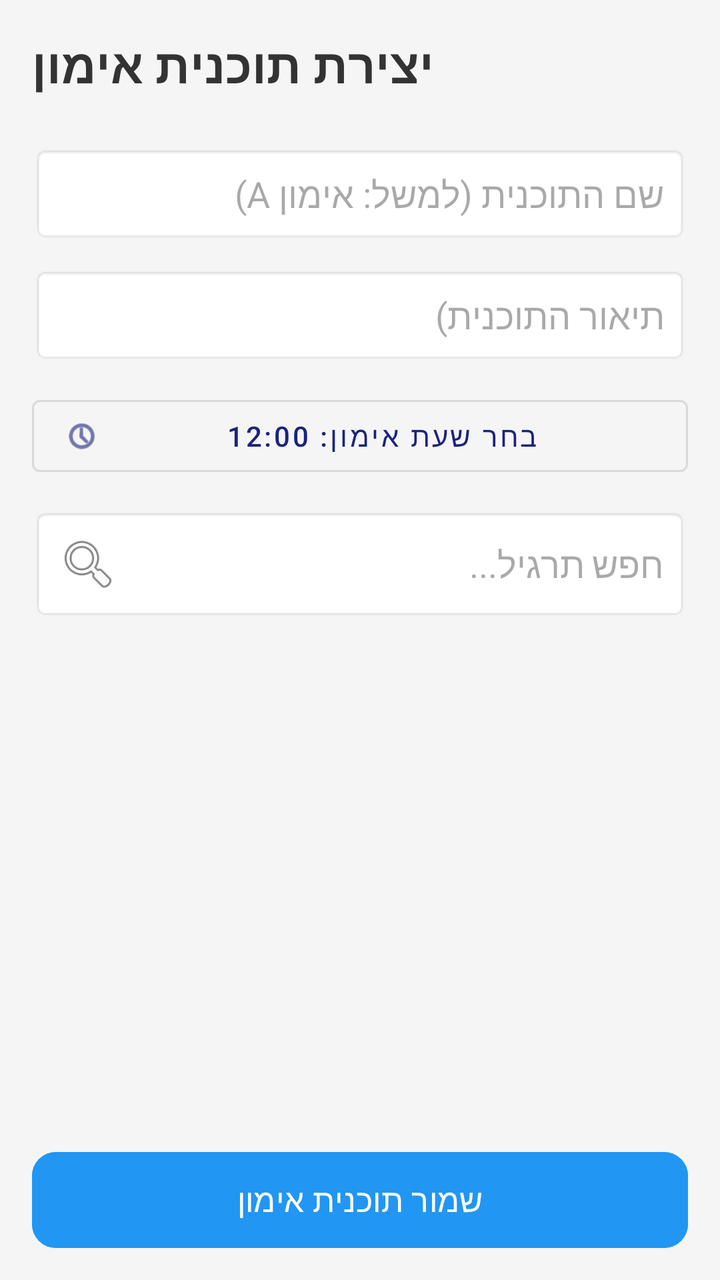
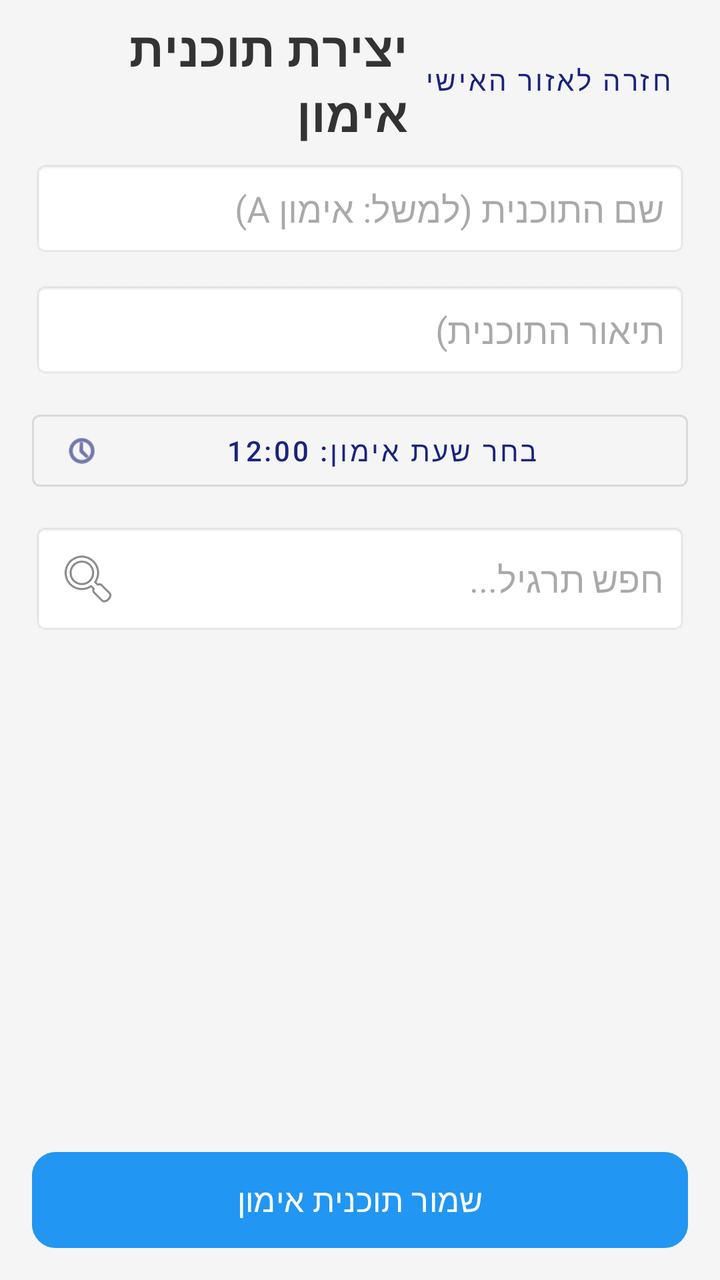

Before-and-after screenshots of an Android layout around one commit, followed by the original layout XML and the change that was made.
<!-- AndroidManifest.xml: application theme Theme.Gym_calender10 -->
<!-- res/layout/activity_create_plan.xml -->
<?xml version="1.0" encoding="utf-8"?>
<androidx.constraintlayout.widget.ConstraintLayout
    xmlns:android="http://schemas.android.com/apk/res/android"
    xmlns:app="http://schemas.android.com/apk/res-auto"
    xmlns:tools="http://schemas.android.com/tools"
    android:layout_width="match_parent"
    android:layout_height="match_parent"
    android:background="#F5F5F5"
    android:padding="16dp">

    <TextView
        android:id="@+id/tvTitle"
        android:layout_width="wrap_content"
        android:layout_height="wrap_content"
        android:text="יצירת תוכנית אימון"
        android:textColor="#333333"
        android:textSize="24sp"
        android:textStyle="bold"
        app:layout_constraintStart_toStartOf="parent"
        app:layout_constraintTop_toTopOf="parent" />

    <EditText
        android:id="@+id/etPlanName"
        android:layout_width="0dp"
        android:layout_height="wrap_content"
        android:layout_marginTop="24dp"
        android:background="@android:drawable/editbox_background"
        android:hint="שם התוכנית (למשל: אימון A)"
        android:inputType="textCapSentences"
        android:padding="12dp"
        app:layout_constraintEnd_toEndOf="parent"
        app:layout_constraintStart_toStartOf="parent"
        app:layout_constraintTop_toBottomOf="@+id/tvTitle" />

    <EditText
        android:id="@+id/etPlanDescription"
        android:layout_width="0dp"
        android:layout_height="wrap_content"
        android:layout_marginTop="12dp"
        android:background="@android:drawable/editbox_background"
        android:hint="תיאור התוכנית)"
        android:inputType="textMultiLine"
        android:padding="12dp"
        app:layout_constraintEnd_toEndOf="parent"
        app:layout_constraintStart_toStartOf="parent"
        app:layout_constraintTop_toBottomOf="@+id/etPlanName" />

    <com.google.android.material.button.MaterialButton
        android:id="@+id/btnSelectTime"
        style="@style/Widget.MaterialComponents.Button.OutlinedButton"
        android:layout_width="0dp"
        android:layout_height="wrap_content"
        android:layout_marginTop="12dp"
        android:text="בחר שעת אימון: 12:00"
        app:icon="@android:drawable/ic_menu_recent_history"
        app:layout_constraintEnd_toEndOf="parent"
        app:layout_constraintStart_toStartOf="parent"
        app:layout_constraintTop_toBottomOf="@+id/etPlanDescription" />

    <EditText
        android:id="@+id/etSearchExercise"
        android:layout_width="0dp"
        android:layout_height="wrap_content"
        android:layout_marginTop="12dp"
        android:background="@android:drawable/editbox_background"
        android:drawableStart="@android:drawable/ic_menu_search"
        android:drawablePadding="8dp"
        android:hint="חפש תרגיל..."
        android:inputType="text"
        android:padding="12dp"
        app:layout_constraintEnd_toEndOf="parent"
        app:layout_constraintStart_toStartOf="parent"
        app:layout_constraintTop_toBottomOf="@+id/btnSelectTime" />

    <androidx.recyclerview.widget.RecyclerView
        android:id="@+id/rvExercises"
        android:layout_width="0dp"
        android:layout_height="0dp"
        android:layout_marginTop="12dp"
        android:layout_marginBottom="12dp"
        app:layout_constraintBottom_toTopOf="@+id/btnSavePlan"
        app:layout_constraintEnd_toEndOf="parent"
        app:layout_constraintStart_toStartOf="parent"
        app:layout_constraintTop_toBottomOf="@+id/etSearchExercise"
        tools:listitem="@android:layout/simple_list_item_1" />

    <com.google.android.material.button.MaterialButton
        android:id="@+id/btnBackToDashboard"
        style="@style/Widget.MaterialComponents.Button.TextButton"
        android:layout_width="wrap_content"
        android:layout_height="wrap_content"
        android:layout_marginBottom="608dp"
        android:text="חזרה לאזור האישי"
        app:layout_constraintBottom_toTopOf="@+id/btnSavePlan"
        app:layout_constraintEnd_toEndOf="parent"
        app:layout_constraintHorizontal_bias="0.908"
        app:layout_constraintStart_toStartOf="parent" />

    <com.google.android.material.button.MaterialButton
        android:id="@+id/btnSavePlan"
        android:layout_width="0dp"
        android:layout_height="wrap_content"
        android:backgroundTint="#2196F3"
        android:padding="12dp"
        android:text="שמור תוכנית אימון"
        android:textColor="#FFFFFF"
        android:textSize="16sp"
        app:layout_constraintBottom_toBottomOf="parent"
        app:layout_constraintEnd_toEndOf="parent"
        app:layout_constraintStart_toStartOf="parent" />

</androidx.constraintlayout.widget.ConstraintLayout>
<!-- resources referenced by this layout -->
<resources>
  <style name="Theme.Gym_calender10" parent="Theme.Material3.Light.NoActionBar">
          
          <item name="colorPrimary">@color/primaryColor</item>
          <item name="colorPrimaryVariant">@color/primaryDarkColor</item>
          <item name="colorOnPrimary">@color/whiteTextColor</item>
  
          
          <item name="colorSecondary">@color/secondaryColor</item>
          <item name="colorSecondaryVariant">@color/secondaryDarkColor</item>
          <item name="colorOnSecondary">@color/whiteTextColor</item>
  
          
          <item name="android:statusBarColor">@color/primaryDarkColor</item>
  
          
          <item name="android:windowBackground">@color/backgroundColor</item>
          <item name="colorSurface">@color/surfaceColor</item>
          <item name="colorOnSurface">@color/primaryTextColor</item>
  
          
          <item name="materialButtonStyle">@style/AppButton</item>
          <item name="textInputStyle">@style/AppTextInputLayout</item>
          <item name="materialCardViewStyle">@style/AppCard</item>
  
          <item name="bottomSheetDialogTheme">@style/AppBottomSheetDialogTheme</item>
      </style>
  <color name="primaryColor">#1A237E</color>
  <color name="primaryDarkColor">#000051</color>
  <color name="whiteTextColor">#FFFFFF</color>
  <color name="secondaryColor">#E65100</color>
  <color name="secondaryDarkColor">#BF360C</color>
  <color name="backgroundColor">#F8F9FA</color>
  <color name="surfaceColor">#FFFFFF</color>
  <color name="primaryTextColor">#121212</color>
  <style name="AppButton" parent="Widget.Material3.Button">
          <item name="android:insetTop">0dp</item>
          <item name="android:insetBottom">0dp</item>
          <item name="shapeAppearance">@style/ShapeAppearance.App.MediumComponent</item>
      </style>
  <style name="AppTextInputLayout" parent="Widget.Material3.TextInputLayout.OutlinedBox">
          <item name="boxStrokeColor">@color/primaryColor</item>
          <item name="boxCornerRadiusTopStart">8dp</item>
          <item name="boxCornerRadiusTopEnd">8dp</item>
          <item name="boxCornerRadiusBottomStart">8dp</item>
          <item name="boxCornerRadiusBottomEnd">8dp</item>
      </style>
  <style name="AppCard" parent="Widget.Material3.CardView.Elevated">
          <item name="cardBackgroundColor">@color/cardBackground</item>
          <item name="cardElevation">4dp</item>
          <item name="cardCornerRadius">16dp</item>
          <item name="shapeAppearance">@style/ShapeAppearance.App.MediumComponent</item>
      </style>
  <style name="AppBottomSheetDialogTheme" parent="Theme.Design.Light.BottomSheetDialog">
          <item name="bottomSheetStyle">@style/AppBottomSheetStyle</item>
      </style>
  <style name="ShapeAppearance.App.MediumComponent" parent="ShapeAppearance.Material3.MediumComponent">
          <item name="cornerFamily">rounded</item>
          <item name="cornerSize">12dp</item>
      </style>
  <color name="cardBackground">#FFFFFF</color>
  <style name="AppBottomSheetStyle" parent="Widget.Design.BottomSheet.Modal">
          <item name="android:background">@android:color/transparent</item>
      </style>
</resources>

<!-- the commit's change to res/layout/activity_create_plan.xml (unified diff, before → after) -->
@@ -8,29 +8,41 @@
     android:background="#F5F5F5"
     android:padding="16dp">
 
+    <com.google.android.material.button.MaterialButton
+        android:id="@+id/btnBackToDashboard"
+        style="@style/Widget.MaterialComponents.Button.TextButton"
+        android:layout_width="wrap_content"
+        android:layout_height="wrap_content"
+        android:text="חזרה לאזור האישי"
+        app:layout_constraintEnd_toEndOf="parent"
+        app:layout_constraintTop_toTopOf="parent" />
+
     <TextView
         android:id="@+id/tvTitle"
-        android:layout_width="wrap_content"
+        android:layout_width="0dp"
         android:layout_height="wrap_content"
         android:text="יצירת תוכנית אימון"
         android:textColor="#333333"
         android:textSize="24sp"
         android:textStyle="bold"
+        app:layout_constraintEnd_toStartOf="@+id/btnBackToDashboard"
+        app:layout_constraintHorizontal_bias="0.0"
         app:layout_constraintStart_toStartOf="parent"
-        app:layout_constraintTop_toTopOf="parent" />
+        app:layout_constraintTop_toTopOf="parent"
+        app:layout_constraintBottom_toBottomOf="@+id/btnBackToDashboard"/>
 
     <EditText
         android:id="@+id/etPlanName"
         android:layout_width="0dp"
         android:layout_height="wrap_content"
-        android:layout_marginTop="24dp"
+        android:layout_marginTop="16dp"
         android:background="@android:drawable/editbox_background"
         android:hint="שם התוכנית (למשל: אימון A)"
         android:inputType="textCapSentences"
         android:padding="12dp"
         app:layout_constraintEnd_toEndOf="parent"
         app:layout_constraintStart_toStartOf="parent"
-        app:layout_constraintTop_toBottomOf="@+id/tvTitle" />
+        app:layout_constraintTop_toBottomOf="@+id/btnBackToDashboard" />
 
     <EditText
         android:id="@+id/etPlanDescription"
@@ -85,18 +97,6 @@
         tools:listitem="@android:layout/simple_list_item_1" />
 
     <com.google.android.material.button.MaterialButton
-        android:id="@+id/btnBackToDashboard"
-        style="@style/Widget.MaterialComponents.Button.TextButton"
-        android:layout_width="wrap_content"
-        android:layout_height="wrap_content"
-        android:layout_marginBottom="608dp"
-        android:text="חזרה לאזור האישי"
-        app:layout_constraintBottom_toTopOf="@+id/btnSavePlan"
-        app:layout_constraintEnd_toEndOf="parent"
-        app:layout_constraintHorizontal_bias="0.908"
-        app:layout_constraintStart_toStartOf="parent" />
-
-    <com.google.android.material.button.MaterialButton
         android:id="@+id/btnSavePlan"
         android:layout_width="0dp"
         android:layout_height="wrap_content"
